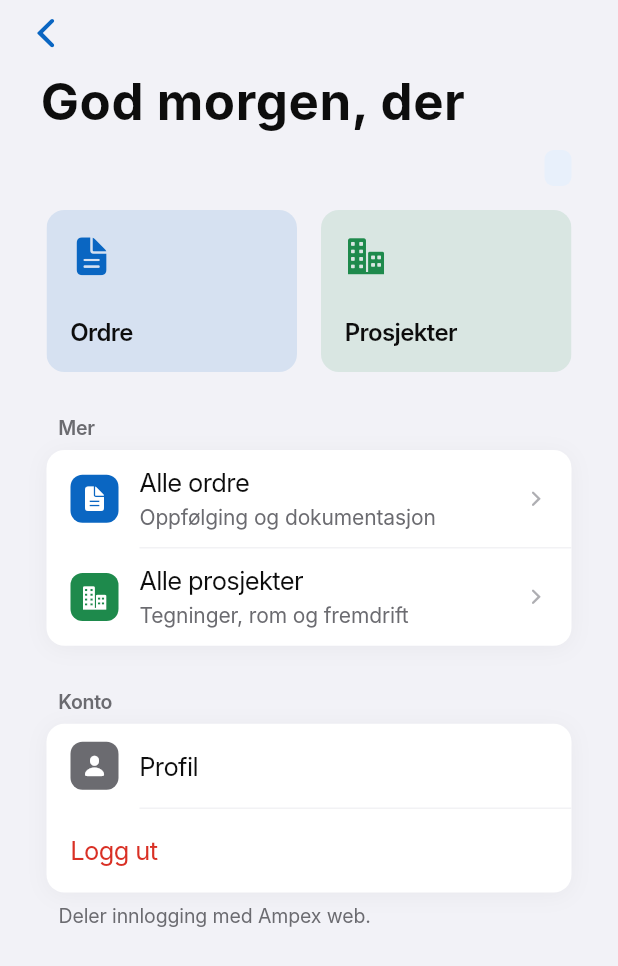
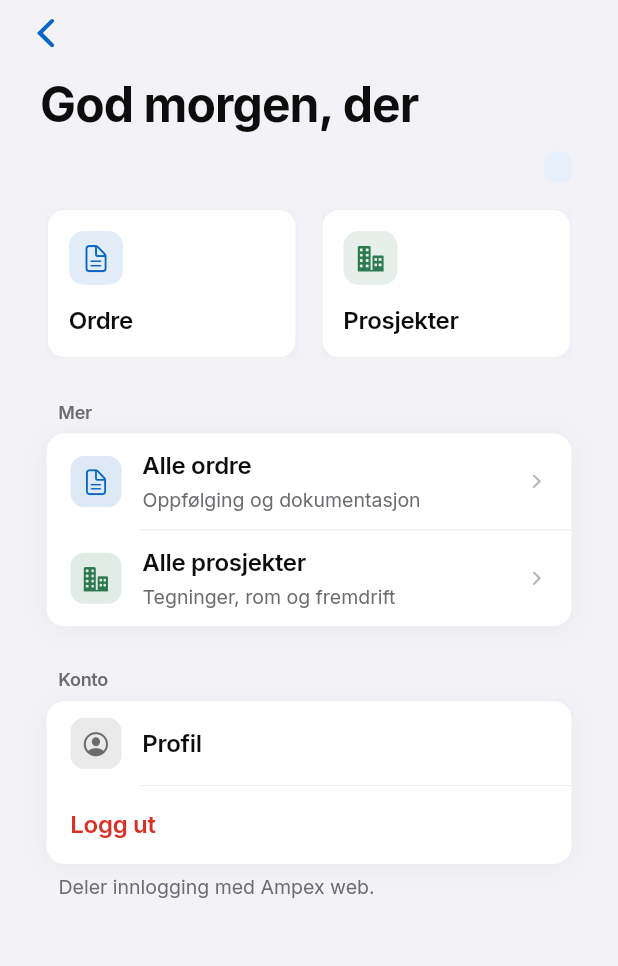
Before and after one commit to stocktormod-design/ampex-xlr8, a Flutter app: the _HomeContent screen opened directly with empty values, after a tap on "Prosjekter", on a phone screen of 412 x 824 dp. Shown: the top 966 px of the screen. Run offline on Flutter 3.47's test engine with Material 3 defaults, Android fonts, the phone set to English and light mode, and no system bars; our stand-ins replace connectivity_plus, drift, drift_flutter, flutter_dotenv, flutter_riverpod, go_router and 2 more; accounts and stored records are empty; generated files the repository leaves out were written again.

Commit message:
design: Inter typography and soft iOS icons
- google_fonts: Inter loads reliably on web (fixes blurry/default text)
- List rows: soft tinted icon backgrounds instead of solid color squares
- Quick tiles: white cards with subtle border and refined icons
- Tab bar: Cupertino icons, lighter inactive state
- Tighter type scale with proper weights and letter-spacing

Co-authored-by: Cursor <cursoragent@cursor.com>

```diff
--- a/lib/core/theme/app_theme.dart
+++ b/lib/core/theme/app_theme.dart
@@ -44,7 +44,7 @@ class AppTheme {
       ),
 
       // ── AppBar ──────────────────────────────────────────────────────────────
-      appBarTheme: const AppBarTheme(
+      appBarTheme: AppBarTheme(
         elevation: 0,
         scrolledUnderElevation: 0,
         backgroundColor: AppColors.background,
@@ -56,8 +56,8 @@ class AppTheme {
         ),
       ),
 
-      // ── Text ────────────────────────────────────────────────────────────────
-      textTheme: const TextTheme(
+      // ── Text (Inter via AppTypography) ───────────────────────────────────────
+      textTheme: TextTheme(
         displayLarge: AppTypography.largeTitle,
         displayMedium: AppTypography.title1,
         displaySmall: AppTypography.title2,
@@ -129,7 +129,7 @@ class AppTheme {
       ),
 
       // ── BottomNavigation ────────────────────────────────────────────────────
-      bottomNavigationBarTheme: const BottomNavigationBarThemeData(
+      bottomNavigationBarTheme: BottomNavigationBarThemeData(
         backgroundColor: AppColors.surfaceElevated,
         selectedItemColor: AppColors.accent,
         unselectedItemColor: AppColors.labelSecondary,
--- a/lib/core/theme/app_typography.dart
+++ b/lib/core/theme/app_typography.dart
@@ -1,117 +1,96 @@
 import 'package:flutter/cupertino.dart';
+import 'package:google_fonts/google_fonts.dart';
 
 import 'app_colors.dart';
 
-/// Ampex design tokens – typografi.
-///
-/// Scale inspirert av iOS HIG.
+/// Ampex typografi – Inter på alle plattformer (lastes riktig på web).
 abstract final class AppTypography {
-  /// Inter lastes på web via index.html; SF/system på native.
-  static const String _fontFamily = 'Inter';
-  static const List<String> _fontFallback = [
-    '.SF Pro Text',
-    '-apple-system',
-    'BlinkMacSystemFont',
-    'system-ui',
-    'Roboto',
-    'sans-serif',
-  ];
+  static TextStyle _inter({
+    required double size,
+    required FontWeight weight,
+    required Color color,
+    double height = 1.35,
+    double letterSpacing = 0,
+  }) {
+    return GoogleFonts.inter(
+      fontSize: size,
+      fontWeight: weight,
+      color: color,
+      height: height,
+      letterSpacing: letterSpacing,
+    );
+  }
 
-  /// 34 · Bold · Large Title (skjermoverskrift)
-  static const largeTitle = TextStyle(
-    fontFamily: _fontFamily,
-    fontFamilyFallback: _fontFallback,
-    fontSize: 34,
-    fontWeight: FontWeight.w700,
-    letterSpacing: 0.37,
+  /// 32 · Bold · Skjermoverskrift / hilsen
+  static TextStyle get largeTitle => _inter(
+        size: 32,
+        weight: FontWeight.w700,
+        color: AppColors.label,
+        height: 1.12,
+        letterSpacing: -0.6,
+      );
+
+  static TextStyle get title1 => _inter(
+        size: 26,
+        weight: FontWeight.w600,
         color: AppColors.label,
         height: 1.2,
+        letterSpacing: -0.4,
       );
 
-  /// 28 · SemiBold · Title 1
-  static const title1 = TextStyle(
-    fontFamily: _fontFamily,
-    fontFamilyFallback: _fontFallback,
-    fontSize: 28,
-    fontWeight: FontWeight.w600,
-    letterSpacing: 0.36,
+  static TextStyle get title2 => _inter(
+        size: 20,
+        weight: FontWeight.w600,
         color: AppColors.label,
         height: 1.25,
+        letterSpacing: -0.3,
       );
 
-  /// 22 · SemiBold · Title 2
-  static const title2 = TextStyle(
-    fontFamily: _fontFamily,
-    fontFamilyFallback: _fontFallback,
-    fontSize: 22,
-    fontWeight: FontWeight.w600,
-    letterSpacing: 0.35,
+  /// Rad-tittel, knapper
+  static TextStyle get headline => _inter(
+        size: 16,
+        weight: FontWeight.w600,
         color: AppColors.label,
         height: 1.3,
+        letterSpacing: -0.2,
       );
 
-  /// 17 · SemiBold · Navigation / list title
-  static const headline = TextStyle(
-    fontFamily: _fontFamily,
-    fontFamilyFallback: _fontFallback,
-    fontSize: 17,
-    fontWeight: FontWeight.w600,
-    letterSpacing: -0.41,
+  static TextStyle get body => _inter(
+        size: 16,
+        weight: FontWeight.w400,
         color: AppColors.label,
+        height: 1.35,
+        letterSpacing: -0.15,
+      );
+
+  static TextStyle get callout => _inter(
+        size: 14,
+        weight: FontWeight.w400,
+        color: AppColors.labelSecondary,
+        height: 1.4,
+        letterSpacing: -0.1,
+      );
+
+  static TextStyle get footnote => _inter(
+        size: 13,
+        weight: FontWeight.w400,
+        color: AppColors.labelSecondary,
         height: 1.35,
       );
 
-  /// 17 · Regular · Body
-  static const body = TextStyle(
-    fontFamily: _fontFamily,
-    fontFamilyFallback: _fontFallback,
-    fontSize: 17,
-    fontWeight: FontWeight.w400,
-    letterSpacing: -0.41,
-    color: AppColors.label,
-    height: 1.35,
+  static TextStyle get caption => _inter(
+        size: 12,
+        weight: FontWeight.w500,
+        color: AppColors.labelSecondary,
+        height: 1.3,
+        letterSpacing: 0.2,
       );
 
-  /// 15 · Regular · Callout / subtitle
-  static const callout = TextStyle(
-    fontFamily: _fontFamily,
-    fontFamilyFallback: _fontFallback,
-    fontSize: 15,
-    fontWeight: FontWeight.w400,
-    letterSpacing: -0.24,
+  static TextStyle get tabLabel => _inter(
+        size: 11,
+        weight: FontWeight.w500,
         color: AppColors.labelSecondary,
-    height: 1.4,
-  );
-
-  /// 13 · Regular · Footnote / caption
-  static const footnote = TextStyle(
-    fontFamily: _fontFamily,
-    fontFamilyFallback: _fontFallback,
-    fontSize: 13,
-    fontWeight: FontWeight.w400,
-    letterSpacing: -0.08,
-    color: AppColors.labelSecondary,
-    height: 1.4,
-  );
-
-  /// 13 · Medium · Section header / caption2
-  static const caption = TextStyle(
-    fontFamily: _fontFamily,
-    fontFamilyFallback: _fontFallback,
-    fontSize: 13,
-    fontWeight: FontWeight.w500,
-    letterSpacing: 0.06,
-    color: AppColors.labelSecondary,
-    height: 1.4,
-  );
-
-  /// 11 · SemiBold · Tab bar label
-  static const tabLabel = TextStyle(
-    fontFamily: _fontFamily,
-    fontFamilyFallback: _fontFallback,
-    fontSize: 11,
-    fontWeight: FontWeight.w500,
-    letterSpacing: 0.07,
         height: 1.2,
+        letterSpacing: 0,
       );
 }
--- a/lib/core/widgets/ampex_list_row.dart
+++ b/lib/core/widgets/ampex_list_row.dart
@@ -5,10 +5,7 @@ import '../theme/app_colors.dart';
 import '../theme/app_spacing.dart';
 import '../theme/app_typography.dart';
 
-/// Én rad i en [AmpexGroupedSection].
-///
-/// Samme API på alle plattformer. Chevron vises automatisk ved [onTap].
-/// Komfortabel høyde (min 56pt) for felt-bruk og «glide»-følelse.
+/// Én rad i en [AmpexGroupedSection] – iOS Settings-stil ikoner.
 class AmpexListRow extends StatelessWidget {
   const AmpexListRow({
     super.key,
@@ -39,21 +36,21 @@ class AmpexListRow extends StatelessWidget {
         showChevron ?? (onTap != null && trailing == null && value == null);
 
     final titleStyle = destructive
-        ? AppTypography.body.copyWith(color: AppColors.destructive)
-        : AppTypography.body;
+        ? AppTypography.headline.copyWith(color: AppColors.destructive)
+        : AppTypography.headline;
 
     final row = ConstrainedBox(
-      constraints: const BoxConstraints(minHeight: 56),
+      constraints: const BoxConstraints(minHeight: 52),
       child: Padding(
         padding: const EdgeInsets.symmetric(
           horizontal: AppSpacing.rowH,
-          vertical: 10,
+          vertical: 11,
         ),
         child: Row(
           children: [
             if (leading != null) ...[
-              _LeadingIcon(icon: leading!, color: leadingColor),
-              const SizedBox(width: AppSpacing.md - 2),
+              _SoftIcon(icon: leading!, color: leadingColor),
+              const SizedBox(width: 14),
             ],
             Expanded(
               child: Column(
@@ -62,11 +59,8 @@ class AmpexListRow extends StatelessWidget {
                 children: [
                   Text(title, style: titleStyle),
                   if (subtitle != null) ...[
-                    const SizedBox(height: 2),
-                    Text(
-                      subtitle!,
-                      style: AppTypography.footnote.copyWith(fontSize: 14),
-                    ),
+                    const SizedBox(height: 3),
+                    Text(subtitle!, style: AppTypography.footnote),
                   ],
                 ],
               ),
@@ -74,9 +68,14 @@ class AmpexListRow extends StatelessWidget {
             if (trailing != null)
               trailing!
             else if (value != null) ...[
-              Text(value!, style: AppTypography.callout),
+              Text(
+                value!,
+                style: AppTypography.callout.copyWith(
+                  fontWeight: FontWeight.w500,
+                ),
+              ),
               if (effectiveShowChevron) ...[
-                const SizedBox(width: AppSpacing.sm),
+                const SizedBox(width: 6),
                 const _Chevron(),
               ],
             ] else if (effectiveShowChevron)
@@ -105,16 +104,17 @@ class _Chevron extends StatelessWidget {
 
   @override
   Widget build(BuildContext context) {
-    return const Icon(
+    return Icon(
       CupertinoIcons.chevron_forward,
-      size: 15,
-      color: AppColors.labelTertiary,
+      size: 14,
+      color: AppColors.labelTertiary.withValues(alpha: 0.9),
     );
   }
 }
 
-class _LeadingIcon extends StatelessWidget {
-  const _LeadingIcon({required this.icon, required this.color});
+/// Myk ikonbakgrunn – farget ikon på lys flate (ikke solid firkant).
+class _SoftIcon extends StatelessWidget {
+  const _SoftIcon({required this.icon, required this.color});
 
   final IconData icon;
   final Color color;
@@ -122,13 +122,18 @@ class _LeadingIcon extends StatelessWidget {
   @override
   Widget build(BuildContext context) {
     return Container(
-      width: 32,
-      height: 32,
+      width: 34,
+      height: 34,
+      alignment: Alignment.center,
       decoration: BoxDecoration(
+        color: color.withValues(alpha: 0.14),
+        borderRadius: BorderRadius.circular(9),
+      ),
+      child: Icon(
+        icon,
+        size: 19,
         color: color,
-        borderRadius: BorderRadius.circular(8),
       ),
-      child: Icon(icon, size: 18, color: Colors.white),
     );
   }
 }
--- a/lib/core/widgets/ampex_quick_tile.dart
+++ b/lib/core/widgets/ampex_quick_tile.dart
@@ -1,10 +1,10 @@
 import 'package:flutter/material.dart';
 
+import '../theme/app_colors.dart';
 import '../theme/app_radius.dart';
-import '../theme/app_spacing.dart';
 import '../theme/app_typography.dart';
 
-/// Spotify/Airbnb-inspirert hurtigkort – tydelig på web og mobil.
+/// Hurtigkort – hvit flate, mykt ikon, tydelig label.
 class AmpexQuickTile extends StatelessWidget {
   const AmpexQuickTile({
     super.key,
@@ -27,22 +27,36 @@ class AmpexQuickTile extends StatelessWidget {
         onTap: onTap,
         borderRadius: AppRadius.sectionBorder,
         child: Ink(
-          height: 108,
+          height: 100,
           decoration: BoxDecoration(
-            color: color.withValues(alpha: 0.12),
+            color: AppColors.surface,
             borderRadius: AppRadius.sectionBorder,
+            border: Border.all(color: AppColors.separator.withValues(alpha: 0.6)),
+            boxShadow: const [
+              BoxShadow(
+                color: Color(0x08000000),
+                blurRadius: 8,
+                offset: Offset(0, 2),
+              ),
+            ],
           ),
           child: Padding(
-            padding: const EdgeInsets.all(AppSpacing.md),
+            padding: const EdgeInsets.all(14),
             child: Column(
               crossAxisAlignment: CrossAxisAlignment.start,
               mainAxisAlignment: MainAxisAlignment.spaceBetween,
               children: [
-                Icon(icon, size: 28, color: color),
-                Text(
-                  label,
-                  style: AppTypography.headline.copyWith(fontSize: 16),
+                Container(
+                  width: 36,
+                  height: 36,
+                  alignment: Alignment.center,
+                  decoration: BoxDecoration(
+                    color: color.withValues(alpha: 0.12),
+                    borderRadius: BorderRadius.circular(10),
+                  ),
+                  child: Icon(icon, size: 20, color: color),
                 ),
+                Text(label, style: AppTypography.headline),
               ],
             ),
           ),
--- a/lib/features/shell/presentation/app_tab_shell.dart
+++ b/lib/features/shell/presentation/app_tab_shell.dart
@@ -1,22 +1,32 @@
+import 'package:flutter/cupertino.dart';
 import 'package:flutter/material.dart';
 import 'package:go_router/go_router.dart';
 
 import '../../../core/theme/app_colors.dart';
-import '../../../core/theme/app_spacing.dart';
 import '../../../core/theme/app_typography.dart';
 
-/// Tab bar shell – 3 faner: Hjem, Ordre, Prosjekter.
-///
-/// Ser og oppfører seg konsistent på iOS, Android og web.
+/// Tab bar – Cupertino-ikoner, ren typografi.
 class AppTabShell extends StatelessWidget {
   const AppTabShell({super.key, required this.navigationShell});
 
   final StatefulNavigationShell navigationShell;
 
   static const _tabs = [
-    _TabItem(icon: Icons.home_outlined, activeIcon: Icons.home_rounded, label: 'Hjem'),
-    _TabItem(icon: Icons.description_outlined, activeIcon: Icons.description_rounded, label: 'Ordre'),
-    _TabItem(icon: Icons.business_outlined, activeIcon: Icons.business_rounded, label: 'Prosjekter'),
+    _TabItem(
+      icon: CupertinoIcons.house,
+      activeIcon: CupertinoIcons.house_fill,
+      label: 'Hjem',
+    ),
+    _TabItem(
+      icon: CupertinoIcons.doc_text,
+      activeIcon: CupertinoIcons.doc_text_fill,
+      label: 'Ordre',
+    ),
+    _TabItem(
+      icon: CupertinoIcons.building_2_fill,
+      activeIcon: CupertinoIcons.building_2_fill,
+      label: 'Prosjekter',
+    ),
   ];
 
   @override
@@ -52,14 +62,17 @@ class _AmpexTabBar extends StatelessWidget {
     final bottomPadding = MediaQuery.paddingOf(context).bottom;
 
     return DecoratedBox(
-      decoration: const BoxDecoration(
-        color: AppColors.surfaceElevated,
+      decoration: BoxDecoration(
+        color: AppColors.surface.withValues(alpha: 0.98),
         border: Border(
-          top: BorderSide(color: AppColors.separator, width: 0.5),
+          top: BorderSide(
+            color: AppColors.separator.withValues(alpha: 0.8),
+            width: 0.5,
+          ),
         ),
       ),
       child: SizedBox(
-        height: AppSpacing.minTouch + 12 + bottomPadding,
+        height: 49 + bottomPadding,
         child: Padding(
           padding: EdgeInsets.only(bottom: bottomPadding),
           child: Row(
@@ -94,7 +107,7 @@ class _TabTile extends StatelessWidget {
 
   @override
   Widget build(BuildContext context) {
-    final color = active ? AppColors.accent : AppColors.labelSecondary;
+    final color = active ? AppColors.accent : AppColors.labelTertiary;
 
     return GestureDetector(
       onTap: onTap,
@@ -104,13 +117,16 @@ class _TabTile extends StatelessWidget {
         children: [
           Icon(
             active ? item.activeIcon : item.icon,
-            size: 24,
+            size: 23,
             color: color,
           ),
-          const SizedBox(height: 3),
+          const SizedBox(height: 2),
           Text(
             item.label,
-            style: AppTypography.tabLabel.copyWith(color: color),
+            style: AppTypography.tabLabel.copyWith(
+              color: color,
+              fontWeight: active ? FontWeight.w600 : FontWeight.w500,
+            ),
           ),
         ],
       ),
--- a/lib/features/shell/presentation/home_screen.dart
+++ b/lib/features/shell/presentation/home_screen.dart
@@ -115,7 +115,7 @@ class _HomeContent extends ConsumerWidget {
               children: [
                 Expanded(
                   child: AmpexQuickTile(
-                    icon: CupertinoIcons.doc_text_fill,
+                    icon: CupertinoIcons.doc_text,
                     label: 'Ordre',
                     color: AppColors.accent,
                     onTap: () => context.go(Routes.orders),
@@ -126,7 +126,7 @@ class _HomeContent extends ConsumerWidget {
                   child: AmpexQuickTile(
                     icon: CupertinoIcons.building_2_fill,
                     label: 'Prosjekter',
-                    color: AppColors.success,
+                    color: const Color(0xFF2D7A4F),
                     onTap: () => context.go(Routes.projects),
                   ),
                 ),
@@ -140,7 +140,7 @@ class _HomeContent extends ConsumerWidget {
             header: 'Mer',
             children: [
               AmpexListRow(
-                leading: CupertinoIcons.doc_text_fill,
+                leading: CupertinoIcons.doc_text,
                 leadingColor: AppColors.accent,
                 title: 'Alle ordre',
                 subtitle: 'Oppfølging og dokumentasjon',
@@ -148,7 +148,7 @@ class _HomeContent extends ConsumerWidget {
               ),
               AmpexListRow(
                 leading: CupertinoIcons.building_2_fill,
-                leadingColor: AppColors.success,
+                leadingColor: const Color(0xFF2D7A4F),
                 title: 'Alle prosjekter',
                 subtitle: 'Tegninger, rom og fremdrift',
                 onTap: () => context.go(Routes.projects),
@@ -163,7 +163,7 @@ class _HomeContent extends ConsumerWidget {
             footer: 'Deler innlogging med Ampex web.',
             children: [
               AmpexListRow(
-                leading: CupertinoIcons.person_fill,
+                leading: CupertinoIcons.person_crop_circle,
                 leadingColor: AppColors.labelSecondary,
                 title: profile.fullName.isNotEmpty ? profile.fullName : 'Profil',
                 value: roleLabelNorwegian(profile.role),
--- a/pubspec.yaml
+++ b/pubspec.yaml
@@ -13,6 +13,7 @@ dependencies:
     sdk: flutter
 
   cupertino_icons: ^1.0.8
+  google_fonts: ^6.2.1
   connectivity_plus: ^6.1.4
   drift: ^2.26.0
   drift_flutter: ^0.2.4
```
Also changed, not shown: pubspec.lock. Lines whose indentation alone changed are shown as unchanged.
